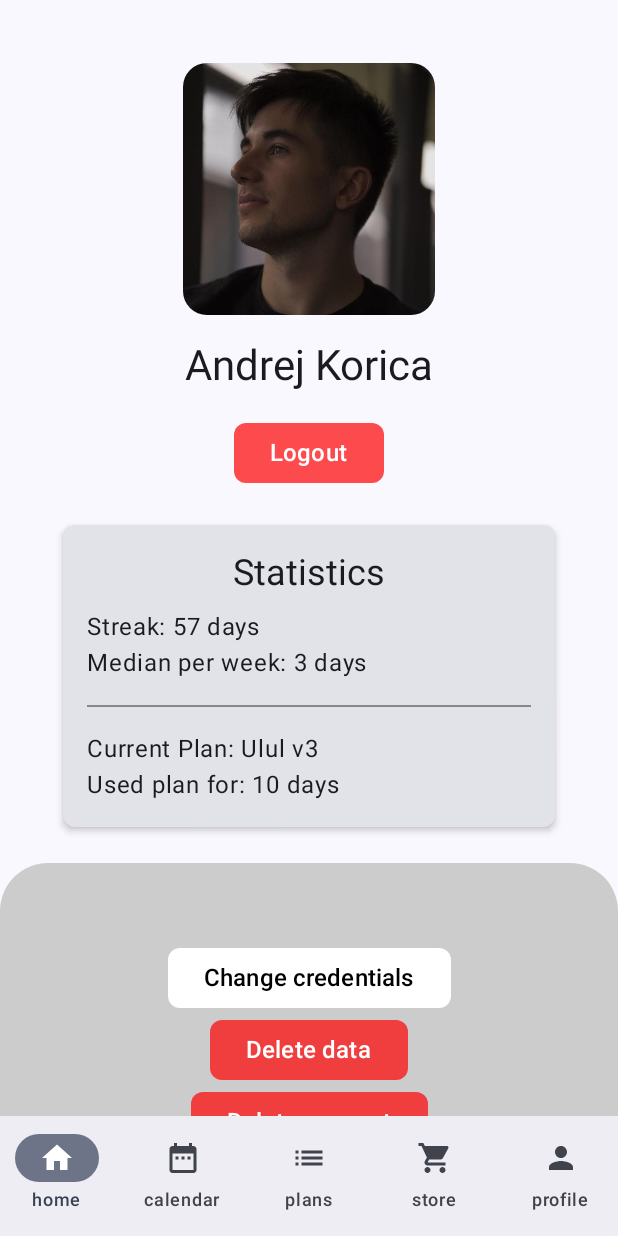
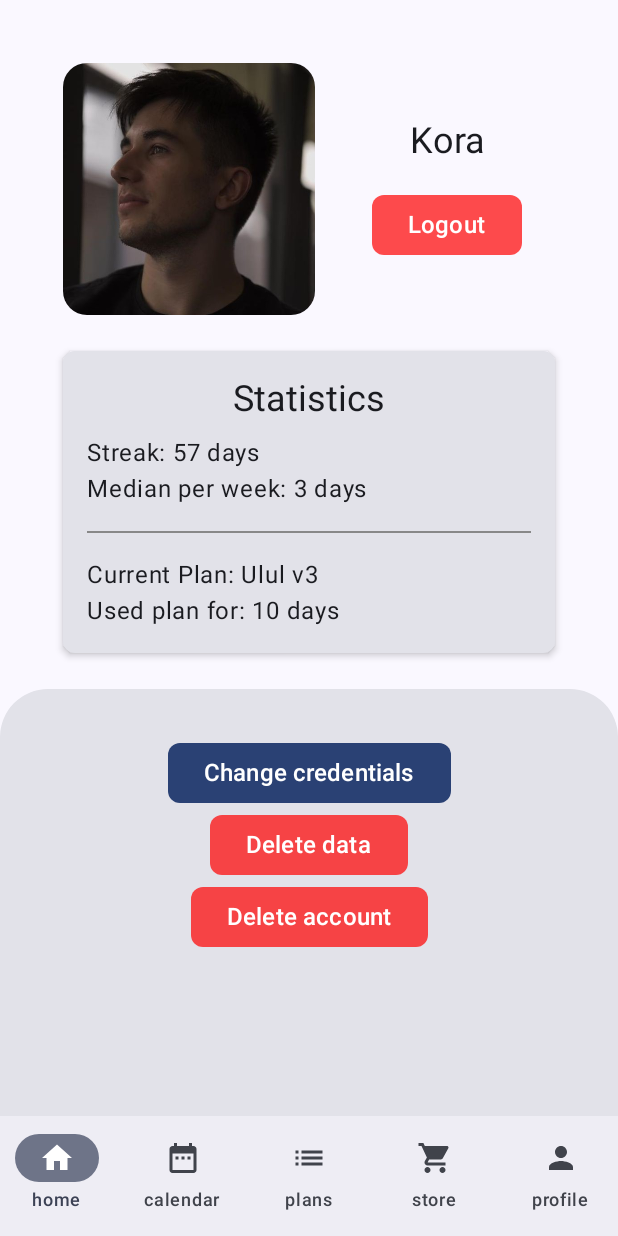
Before and after one commit to andrejkorica/MuscleStore2, an Android app built with Jetpack Compose: the ProfileView screen opened through its navigation route, on a phone screen of 412 x 824 dp. Run offline under Robolectric (Android 15) with nearby library versions, the phone set to English and light mode, and no system bars.

Commit message:
Profile page done

```diff
--- a/app/src/main/java/hr/unipu/musclestore/Views/ProfileView.kt
+++ b/app/src/main/java/hr/unipu/musclestore/Views/ProfileView.kt
@@ -5,12 +5,14 @@ import androidx.compose.foundation.border
 import androidx.compose.foundation.layout.Arrangement
 import androidx.compose.foundation.layout.Box
 import androidx.compose.foundation.layout.Column
+import androidx.compose.foundation.layout.Row
 import androidx.compose.foundation.layout.Spacer
 import androidx.compose.foundation.layout.fillMaxSize
 import androidx.compose.foundation.layout.fillMaxWidth
 import androidx.compose.foundation.layout.height
 import androidx.compose.foundation.layout.padding
 import androidx.compose.foundation.layout.size
+import androidx.compose.foundation.layout.width
 import androidx.compose.foundation.shape.CircleShape
 import androidx.compose.foundation.shape.RoundedCornerShape
 import androidx.compose.material3.Button
@@ -36,7 +38,7 @@ fun ProfileView() {
 
     Box(
         modifier = Modifier
-            .fillMaxSize(), // Padding to add some space around the components
+            .fillMaxSize(),
         contentAlignment = Alignment.TopCenter
     ) {
         Column(
@@ -48,12 +50,11 @@ fun ProfileView() {
             Box(Modifier
                 .padding(start = 42.dp, top = 42.dp, end = 42.dp, bottom = 8.dp)) {
 
-                Column(
-                    horizontalAlignment = Alignment.CenterHorizontally,
-                    verticalArrangement = Arrangement.Center,
+                Row(
+                    verticalAlignment = Alignment.CenterVertically,
                     modifier = Modifier.fillMaxWidth()
                 ) {
-                    // Image at the top
+                    // Image on the left
                     Image(
                         painter = painterResource(id = R.drawable.me), // Replace with your image resource
                         contentDescription = "Profile Picture",
@@ -62,12 +63,18 @@ fun ProfileView() {
                             .clip(RoundedCornerShape(16.dp))
                     )
 
-                    Spacer(modifier = Modifier.height(16.dp))
+                    Spacer(modifier = Modifier.width(16.dp))
 
+                    Column(
+                        horizontalAlignment = Alignment.CenterHorizontally,
+                        verticalArrangement = Arrangement.Center,
+                        modifier = Modifier.weight(1f).fillMaxWidth()
+                    ) {
                         // Text with name
                         Text(
-                        text = "Andrej Korica",
-                        style = MaterialTheme.typography.headlineMedium
+                            text = "Kora",
+                            style = MaterialTheme.typography.headlineSmall,
+
                         )
 
                         Spacer(modifier = Modifier.height(16.dp))
@@ -80,7 +87,7 @@ fun ProfileView() {
                         ) {
                             Text(text = "Logout", color = Color.White, fontSize = 16.sp)
                         }
-
+                    }
                 }
             }
 
@@ -129,18 +136,17 @@ fun ProfileView() {
 
             }
             Spacer(modifier = Modifier.height(16.dp))
-            Box(
+            Card(
                 Modifier
                     .fillMaxSize()
-                    .clip(RoundedCornerShape(32.dp)).background(Color.LightGray)){
-                Column (horizontalAlignment = Alignment.CenterHorizontally, verticalArrangement = Arrangement.Center, modifier = Modifier.fillMaxSize()){
+                    .clip(RoundedCornerShape(32.dp))){
+                Column (horizontalAlignment = Alignment.CenterHorizontally, modifier = Modifier.fillMaxSize().padding(32.dp)){
 
                     Button(
                         onClick = { /* Do nothing for now */ },
-                    colors = ButtonDefaults.buttonColors(Color.White),
                         shape = RoundedCornerShape(8.dp) // Less rounded corners
                     ) {
-                    Text(text = "Change credentials", fontSize = 16.sp, color = Color.Black)
+                        Text(text = "Change credentials", fontSize = 16.sp, color = Color.White)
                     }
                     Button(
                         onClick = { /* Do nothing for now */ },
@@ -160,11 +166,5 @@ fun ProfileView() {
                 }
             }
         }
-
-
     }
-
-
-
-
 }
```
Lines whose indentation alone changed are shown as unchanged.
